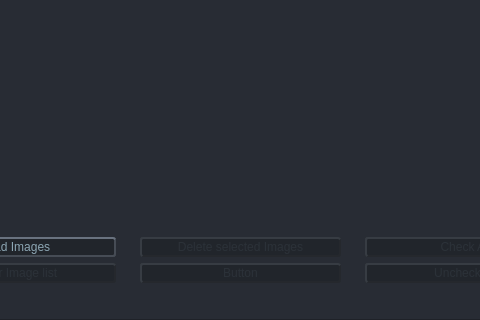
Above: UI/ui_main.ui from Mohamab29/FracSegment before the change; both pictures show x 172 to 652 and y 340 to 660 of the 1000 by 660 pixel window. Below: the same form after it.
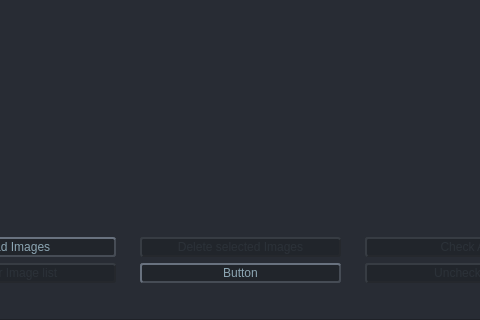
That is the form after the change. Icons and pictures are not drawn.

What changed in the file:
```diff
--- a/UI/ui_main.ui
+++ b/UI/ui_main.ui
@@ -825,7 +825,7 @@
                     <item>
                      <widget class="QPushButton" name="pushButton_3">
                       <property name="enabled">
-                       <bool>false</bool>
+                       <bool>true</bool>
                       </property>
                       <property name="minimumSize">
                        <size>
@@ -838,9 +838,9 @@
                       </property>
                       <property name="styleSheet">
                        <string notr="true">QPushButton {
-	color: rgb(43, 49, 56);
+	color: rgb(140, 166, 179);
     background-color: rgb(33, 37, 43);
-	border: 2px outset rgb(37, 40, 45);
+	border: 2px outset rgb(70, 76, 85);
 	border-radius: 3px;
 }
 QPushButton:hover {
```
Left out of the diff: 1 changed line with no effect on the pictures.
